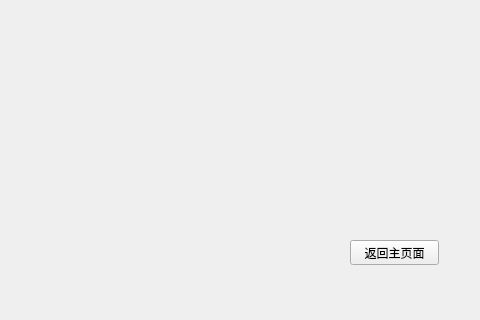
The window that visualizer.ui (gbn666/GeoProspector) describes before a commit, drawn with Qt 5; both pictures show x 320 to 800 and y 160 to 480 of the 800 by 480 pixel window.
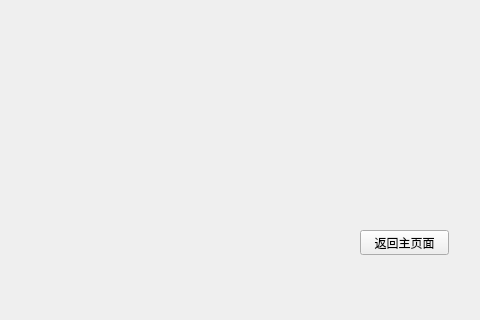
The same window after the commit. Icons and pictures are not drawn.

Patch:
```diff
--- a/visualizer.ui
+++ b/visualizer.ui
@@ -54,8 +54,8 @@
   <widget class="QPushButton" name="pushButton">
    <property name="geometry">
     <rect>
-     <x>670</x>
-     <y>400</y>
+     <x>680</x>
+     <y>390</y>
      <width>89</width>
      <height>25</height>
     </rect>
```
